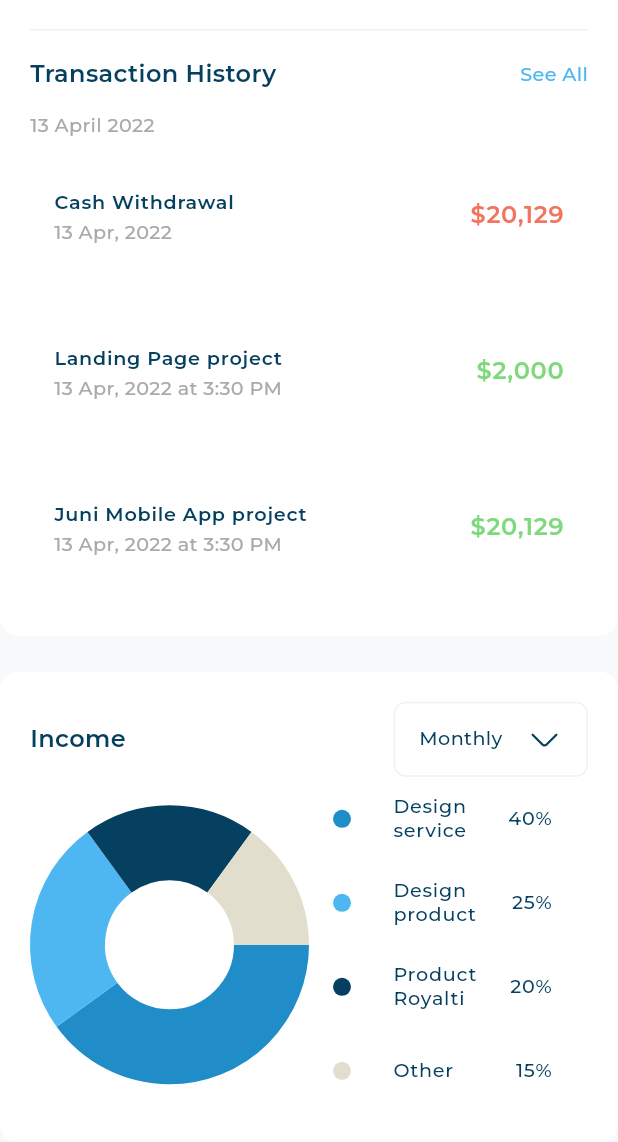
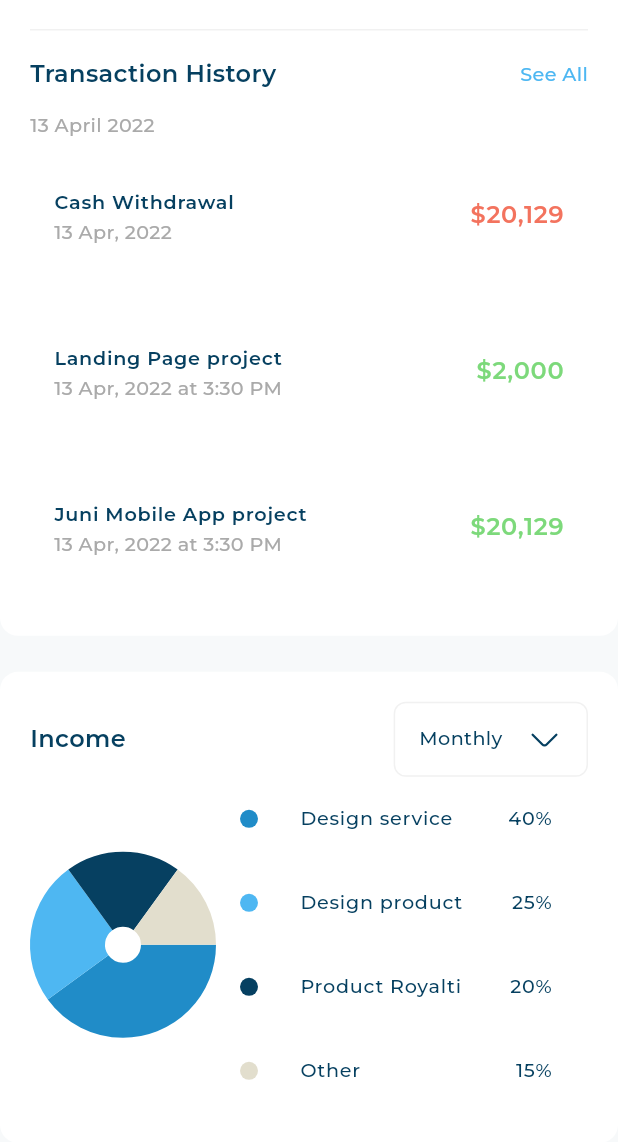
Before and after one commit to mahmoodhamdi/admin_dashboard, a Flutter app: the screen it shows after launch, scrolled down 1125 dp, on a phone screen of 412 x 824 dp, the part 94-1236 px from its top. Run offline on Flutter 3.47's test engine with Material 3 defaults, Android fonts, the phone set to English and light mode, and no system bars; drawn by our look-alikes of fl_chart; our stand-ins replace device_preview, expandable_page_view, flutter_svg; project files that could hold a hidden picture were left out.

```diff
--- a/lib/core/utils/size_config.dart
+++ b/lib/core/utils/size_config.dart
@@ -1,4 +1,4 @@
 class SizeConfig {
-  static const double desktop = 1300;
-  static const double tablet = 900;
+  static const double desktop = 1200;
+  static const double tablet = 800;
 }
--- a/lib/features/home/presentaion/widgets/income_section.dart
+++ b/lib/features/home/presentaion/widgets/income_section.dart
@@ -9,10 +9,13 @@ class IncomeSection extends StatelessWidget {
   @override
   Widget build(BuildContext context) {
     return const BackgroundContainer(
-      child: Column(children: [
-        IncomeHeader(),
-        IncomeSectionBody(),
-      ]),
+
+      child: Column(
+        children: [
+          IncomeHeader(),
+          SizedBox(child: IncomeSectionBody()),
+        ],
+      ),
     );
   }
 }
--- a/lib/features/home/presentaion/widgets/income_section_body.dart
+++ b/lib/features/home/presentaion/widgets/income_section_body.dart
@@ -21,6 +21,7 @@ class IncomeSectionBody extends StatelessWidget {
             children: [
               Expanded(child: IncomeChart()),
               Expanded(
+                flex: 2,
                 child: IncomeDetails(),
               ),
             ],
--- a/lib/main.dart
+++ b/lib/main.dart
@@ -1,9 +1,13 @@
 import 'package:admin_dashboard/features/home/presentaion/views/home_view.dart';
+import 'package:device_preview/device_preview.dart';
 import 'package:flutter/material.dart';
 
-void main() {
-  runApp(const AdminDashboard());
-}
+void main() => runApp(
+      DevicePreview(
+        enabled: true,
+        builder: (context) => const AdminDashboard(), // Wrap your app
+      ),
+    );
 
 class AdminDashboard extends StatelessWidget {
   const AdminDashboard({super.key});
@@ -12,7 +16,8 @@ class AdminDashboard extends StatelessWidget {
   @override
   Widget build(BuildContext context) {
     return MaterialApp(
-
+        locale: DevicePreview.locale(context),
+        builder: DevicePreview.appBuilder,
         debugShowCheckedModeBanner: false,
         title: 'Admin Dashboard',
         theme: ThemeData(fontFamily: "Montserrat"),
--- a/pubspec.yaml
+++ b/pubspec.yaml
@@ -29,6 +29,7 @@ environment:
 # versions available, run `flutter pub outdated`.
 dependencies:
   cupertino_icons: ^1.0.2
+  device_preview: ^1.1.0
   expandable_page_view: ^1.0.17
   fl_chart: ^0.66.1
   flutter:
```
Also changed, not shown: pubspec.lock, 7 other files.
